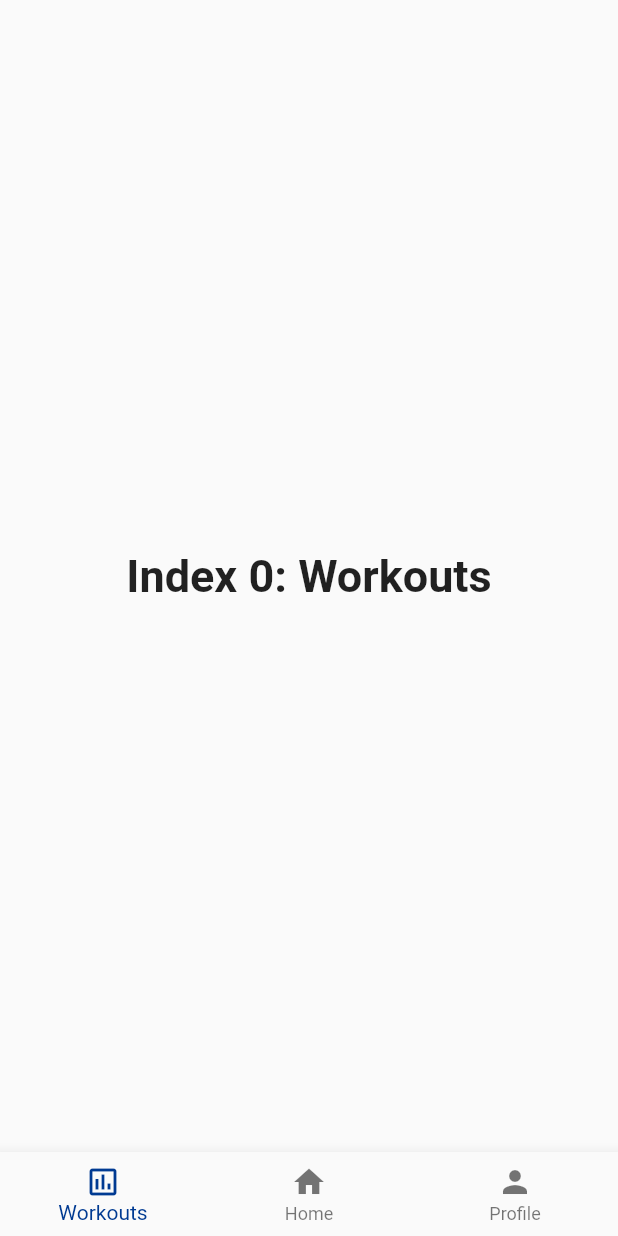
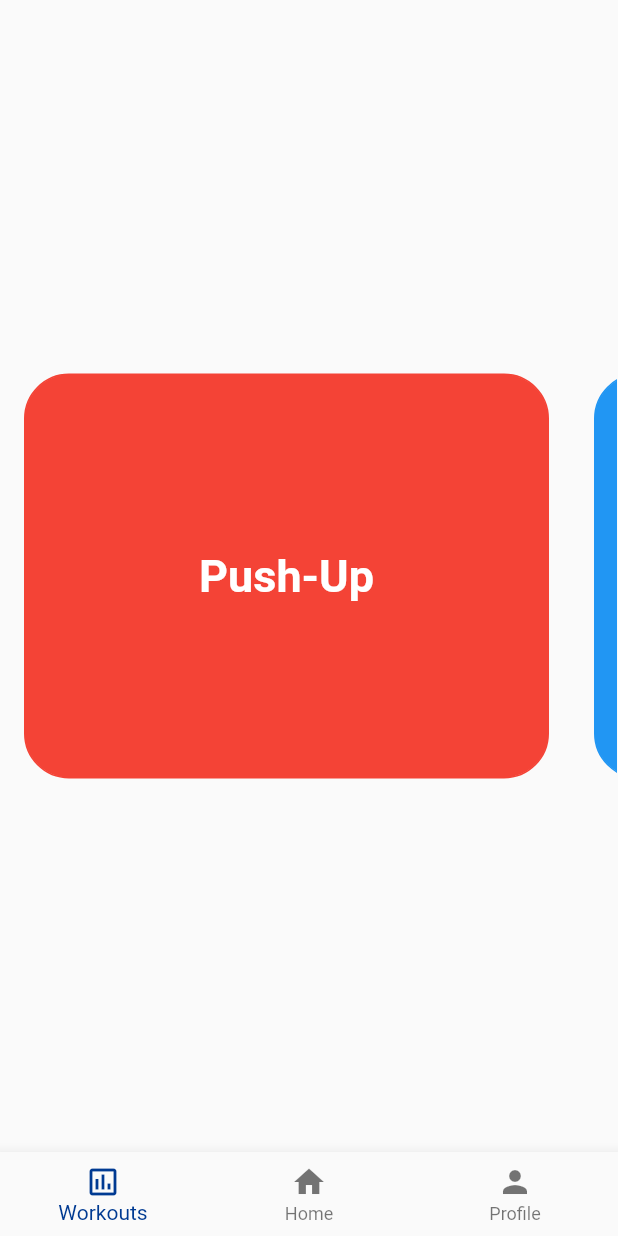
Before and after one commit to vibhavrajkumar/hometrain, a Flutter app: the screen it shows after launch, on a phone screen of 412 x 824 dp. Run offline on Flutter 3.47's test engine with Material 2 defaults, Android fonts, the phone set to English and light mode, and no system bars.

Commit message:
Created horizontal scroll workout page

```diff
--- a/home_train/lib/main.dart
+++ b/home_train/lib/main.dart
@@ -13,9 +13,7 @@ class MyApp extends StatelessWidget {
   Widget build(BuildContext context) {
     return MaterialApp(
       title: 'Flutter Demo',
-      theme: ThemeData(
-        primarySwatch: Colors.blue,
-      ),
+      theme: ThemeData(primarySwatch: Colors.blue),
       home: const BottomNavbar(),
     );
   }
--- a/home_train/lib/screens/home/home_screen.dart
+++ b/home_train/lib/screens/home/home_screen.dart
@@ -1,4 +1,5 @@
 import 'package:flutter/material.dart';
+import 'package:home_train/screens/workout_scroll.dart';
 
 class BottomNavbar extends StatefulWidget {
   const BottomNavbar({Key? key}) : super(key: key);
@@ -13,10 +14,7 @@ class _BottomNavbar extends State<BottomNavbar> {
       TextStyle(fontSize: 30, fontWeight: FontWeight.bold);
   //Not needed just place holder for what goes in body
   static const List<Widget> _widgetOptions = <Widget>[
-    Text(
-      'Index 0: Workouts',
-      style: optionStyle,
-    ),
+    WorkoutScroll(),
     Text(
       'Index 1: Home',
       style: optionStyle,
@@ -56,7 +54,7 @@ class _BottomNavbar extends State<BottomNavbar> {
           ),
         ],
         currentIndex: _selectedIndex,
-        selectedItemColor: Color.fromARGB(255, 0, 58, 146),
+        selectedItemColor: const Color.fromARGB(255, 0, 58, 146),
         onTap: _onItemTapped,
       ),
     );
--- /dev/null
+++ b/home_train/lib/screens/workout_scroll.dart
@@ -0,0 +1,63 @@
+import 'package:flutter/material.dart';
+
+class WorkoutBox extends Container {
+  WorkoutBox({Key? key}) : super(key: key);
+
+  static Widget getWorkoutBox(Color color, String label, BuildContext context) {
+    return InkWell(
+      child: Container(
+        decoration: BoxDecoration(
+            border: Border.all(color: color),
+            color: color,
+            borderRadius: BorderRadius.circular(30)),
+        width: 350.0,
+        child: Align(
+          alignment: Alignment.center,
+          child: Text(
+            label,
+            textAlign: TextAlign.center,
+            style: const TextStyle(
+              fontWeight: FontWeight.bold,
+              color: Colors.white,
+              fontSize: 30,
+            ), // This needs to be standardized and default
+          ),
+        ),
+        margin: const EdgeInsets.all(15),
+      ),
+      onTap: () {
+        ScaffoldMessenger.of(context).showSnackBar(SnackBar(
+          content: Text(label + " workout started!"),
+        ));
+      },
+    );
+  }
+}
+
+class WorkoutScroll extends StatefulWidget {
+  const WorkoutScroll({Key? key}) : super(key: key);
+
+  @override
+  State<WorkoutScroll> createState() => _WorkoutScroll();
+}
+
+class _WorkoutScroll extends State<WorkoutScroll> {
+  @override
+  Widget build(BuildContext context) {
+    return Container(
+      margin: const EdgeInsets.symmetric(vertical: 15.0, horizontal: 1.0),
+      height: 300,
+      child: ListView(
+        scrollDirection: Axis.horizontal,
+        children: <Widget>[
+          WorkoutBox.getWorkoutBox(Colors.red, "Push-Up", context),
+          WorkoutBox.getWorkoutBox(Colors.blue, "Sit-Up", context),
+          WorkoutBox.getWorkoutBox(Colors.green, "Squat", context),
+          WorkoutBox.getWorkoutBox(Colors.deepPurpleAccent, "Plank", context),
+          WorkoutBox.getWorkoutBox(
+              Colors.pink, "Double Romanian Deadlifts", context),
+        ],
+      ),
+    );
+  }
+}
```
